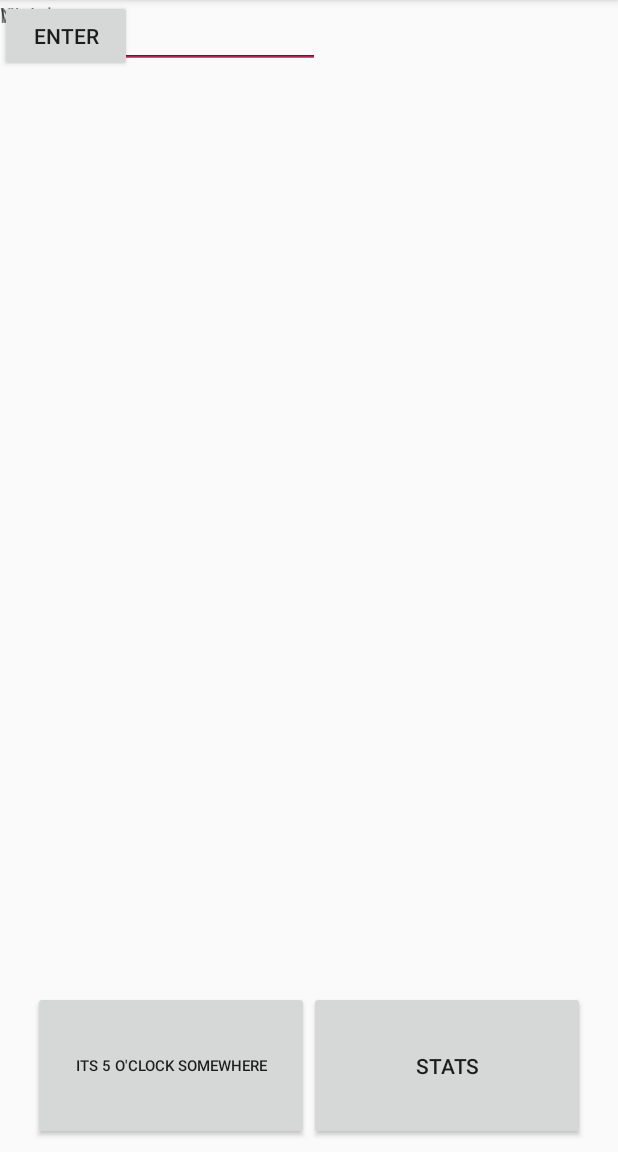
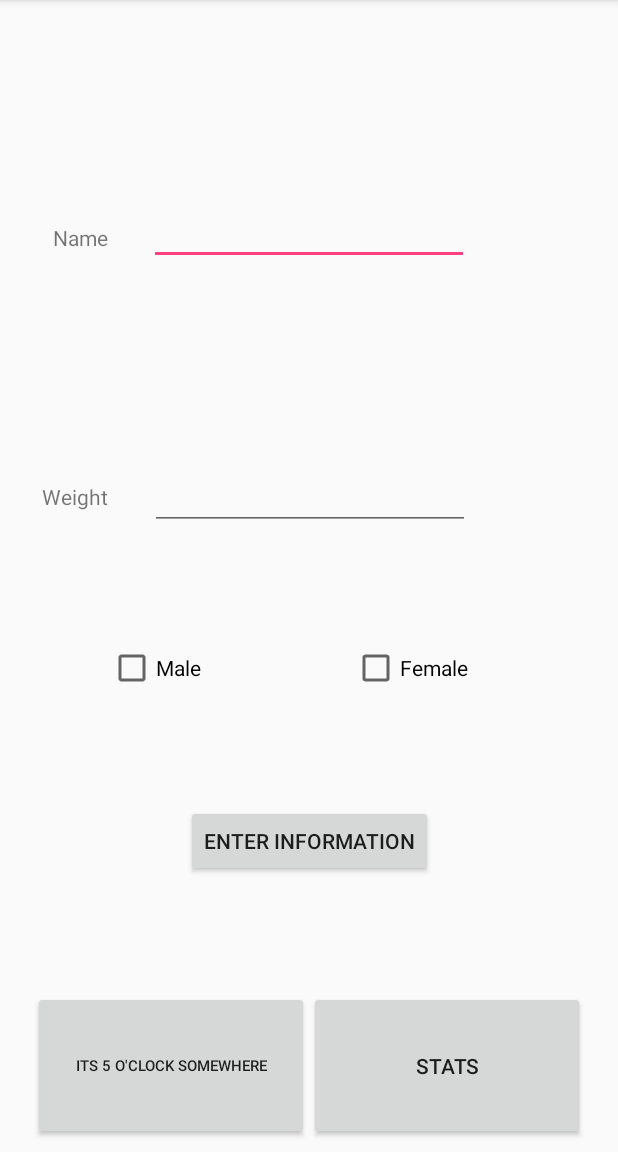
Before and after one commit to ryanszczecinski/Beer_Me, an Android app: the screen it shows after launch (MainActivity), on a phone screen of 412 x 824 dp, the part 84-1236 px from its top. Run offline under Robolectric (Android 15) with nearby library versions, the phone set to English and light mode, and no system bars.

Commit message:
acticity main

```diff
--- a/app/src/main/java/com/beerme/beer_me/MainActivity.java
+++ b/app/src/main/java/com/beerme/beer_me/MainActivity.java
@@ -8,11 +8,21 @@ import android.support.v7.app.AppCompatActivity;
 import android.view.MenuItem;
 import android.view.View;
 import android.widget.Button;
+import android.widget.CheckBox;
+import android.widget.EditText;
 import android.widget.TextView;
 
 public class MainActivity extends AppCompatActivity {
 
     private TextView mTextMessage;
+
+    Button b;
+    EditText name;
+    EditText weight;
+    String nameString;
+    String weightString;
+    CheckBox checkBoxMale;
+    CheckBox checkBoxFemale;
 
     private BottomNavigationView.OnNavigationItemSelectedListener mOnNavigationItemSelectedListener
             = new BottomNavigationView.OnNavigationItemSelectedListener() {
@@ -39,8 +49,44 @@ public class MainActivity extends AppCompatActivity {
         super.onCreate(savedInstanceState);
         setContentView(R.layout.activity_main);
 
+        b = (Button) findViewById(R.id.enterButton);
+        name = (EditText) findViewById(R.id.editName);
+        weight = (EditText) findViewById(R.id.editWeight);
+
+        checkBoxMale = ((CheckBox) findViewById(R.id.checkBoxMale));
+        checkBoxFemale = ((CheckBox) findViewById(R.id.checkBoxFemale));
+
+        checkBoxMale.setOnClickListener(new View.OnClickListener() {
+            @Override
+            public void onClick(View view) {
+                checkBoxFemale.setChecked(false);
+            }
+        });
+
+        checkBoxFemale.setOnClickListener(new View.OnClickListener() {
+            @Override
+            public void onClick(View view) {
+                checkBoxMale.setChecked(false);
+            }
+        });
+
+
+
+        b.setOnClickListener(new View.OnClickListener() {
+            @Override
+            public void onClick(View view) {
+                nameString = name.getText().toString();
+                weightString = weight.getText().toString();
+                int weightInteger = Integer.parseInt(weightString);
+                drinking_class._weight = weightInteger;
+                boolean maleChecked = checkBoxMale.isChecked();
+                drinking_class._isMale = maleChecked;
+            }
+        });
+
 
         mTextMessage = (TextView) findViewById(R.id.message);
+
 
     }
     public void buttonOnClick(View v){
--- a/app/src/main/java/com/beerme/beer_me/drinking_class.java
+++ b/app/src/main/java/com/beerme/beer_me/drinking_class.java
@@ -5,6 +5,8 @@ import android.os.Bundle;
 import android.support.v7.app.AppCompatActivity;
 import android.view.View;
 import android.widget.Button;
+import android.widget.CheckBox;
+import android.widget.EditText;
 import android.widget.TextView;
 
 import java.text.DecimalFormat;
@@ -22,12 +24,13 @@ public class drinking_class extends AppCompatActivity {
     TextView _timer;
     int _sec;
     double _currentBAC;
-    boolean _isMale=true;
-    double _weight=200;
+    static boolean _isMale;
+    static double _weight;
     int _min;
     boolean _started = false;
     int _hours;
     Timer _t;
+
 
     @Override
     protected void onCreate(Bundle savedInstanceState) {
@@ -39,12 +42,6 @@ public class drinking_class extends AppCompatActivity {
          _timer = (TextView) findViewById(R.id.textView2);
         View b = (Button) findViewById(R.id.button7);
         b.setVisibility(View.INVISIBLE);
-
-
-
-
-
-
 
 
     }
--- a/app/src/main/res/layout/activity_main.xml
+++ b/app/src/main/res/layout/activity_main.xml
@@ -9,6 +9,7 @@
     tools:context="com.beerme.beer_me.MainActivity">
 
     <LinearLayout
+        android:id="@+id/linearLayout3"
         android:layout_width="368dp"
         android:layout_height="99dp"
         android:layout_marginBottom="8dp"
@@ -18,7 +19,6 @@
         app:layout_constraintBottom_toBottomOf="parent"
         app:layout_constraintEnd_toEndOf="parent"
         app:layout_constraintStart_toStartOf="parent">
-
 
 
         <Button
@@ -38,61 +38,102 @@
     </LinearLayout>
 
     <Button
-        android:id="@+id/button"
+        android:id="@+id/enterButton"
         android:layout_width="wrap_content"
         android:layout_height="wrap_content"
-        android:text="Enter"
-        tools:layout_editor_absoluteX="136dp"
-        tools:layout_editor_absoluteY="276dp" />
+        android:layout_marginBottom="8dp"
+        android:layout_marginEnd="8dp"
+        android:layout_marginStart="8dp"
+        android:layout_marginTop="8dp"
+        android:text="Enter Information"
+        app:layout_constraintBottom_toBottomOf="parent"
+        app:layout_constraintEnd_toEndOf="parent"
+        app:layout_constraintStart_toStartOf="parent"
+        app:layout_constraintTop_toBottomOf="@+id/editWeight" />
 
     <EditText
-        android:id="@+id/editText"
+        android:id="@+id/editName"
         android:layout_width="wrap_content"
         android:layout_height="wrap_content"
+        android:layout_marginBottom="8dp"
+        android:layout_marginEnd="8dp"
+        android:layout_marginStart="8dp"
+        android:layout_marginTop="8dp"
         android:ems="10"
-        android:text="Name"
-        tools:layout_editor_absoluteX="72dp"
-        tools:layout_editor_absoluteY="61dp" />
+        android:inputType="textPersonName"
+        app:layout_constraintBottom_toTopOf="@+id/editWeight"
+        app:layout_constraintEnd_toEndOf="parent"
+        app:layout_constraintStart_toStartOf="parent"
+        app:layout_constraintTop_toTopOf="parent" />
 
     <TextView
-        android:id="@+id/inputName"
+        android:id="@+id/nameField"
         android:layout_width="wrap_content"
         android:layout_height="wrap_content"
+        android:layout_marginEnd="8dp"
+        android:layout_marginStart="16dp"
+        android:layout_marginTop="8dp"
         android:text="Name"
-        tools:layout_editor_absoluteX="24dp"
-        tools:layout_editor_absoluteY="76dp" />
+        app:layout_constraintBottom_toBottomOf="@+id/editName"
+        app:layout_constraintEnd_toStartOf="@+id/editName"
+        app:layout_constraintStart_toStartOf="parent"
+        app:layout_constraintTop_toTopOf="@+id/editName"
+        app:layout_constraintVertical_bias="0.526" />
 
     <TextView
-        android:id="@+id/textViewWeight"
+        android:id="@+id/weightField"
         android:layout_width="wrap_content"
         android:layout_height="wrap_content"
+        android:layout_marginBottom="8dp"
+        android:layout_marginEnd="8dp"
+        android:layout_marginStart="8dp"
+        android:layout_marginTop="8dp"
         android:text="Weight"
-        tools:layout_editor_absoluteX="16dp"
-        tools:layout_editor_absoluteY="151dp" />
+        app:layout_constraintBottom_toBottomOf="@+id/editWeight"
+        app:layout_constraintEnd_toStartOf="@+id/editWeight"
+        app:layout_constraintStart_toStartOf="parent"
+        app:layout_constraintTop_toTopOf="@+id/editWeight" />
 
     <EditText
-        android:id="@+id/inputWeight"
+        android:id="@+id/editWeight"
         android:layout_width="wrap_content"
         android:layout_height="wrap_content"
+        android:layout_marginBottom="8dp"
+        android:layout_marginEnd="8dp"
+        android:layout_marginStart="8dp"
+        android:layout_marginTop="8dp"
         android:ems="10"
         android:inputType="textPersonName"
-        tools:layout_editor_absoluteX="72dp"
-        tools:layout_editor_absoluteY="138dp" />
+        app:layout_constraintBottom_toTopOf="@+id/linearLayout3"
+        app:layout_constraintEnd_toEndOf="parent"
+        app:layout_constraintHorizontal_bias="0.503"
+        app:layout_constraintStart_toStartOf="parent"
+        app:layout_constraintTop_toTopOf="parent" />
 
     <CheckBox
         android:id="@+id/checkBoxMale"
         android:layout_width="wrap_content"
         android:layout_height="wrap_content"
+        android:layout_marginBottom="8dp"
+        android:layout_marginStart="72dp"
+        android:layout_marginTop="8dp"
         android:text="Male"
-        tools:layout_editor_absoluteX="86dp"
-        tools:layout_editor_absoluteY="216dp" />
+        app:layout_constraintBottom_toTopOf="@+id/enterButton"
+        app:layout_constraintStart_toStartOf="parent"
+        app:layout_constraintTop_toBottomOf="@+id/editWeight" />
 
     <CheckBox
         android:id="@+id/checkBoxFemale"
         android:layout_width="wrap_content"
         android:layout_height="wrap_content"
+        android:layout_marginBottom="8dp"
+        android:layout_marginEnd="8dp"
+        android:layout_marginStart="8dp"
+        android:layout_marginTop="8dp"
         android:text="Female"
-        tools:layout_editor_absoluteX="184dp"
-        tools:layout_editor_absoluteY="216dp" />
+        app:layout_constraintBottom_toTopOf="@+id/enterButton"
+        app:layout_constraintEnd_toEndOf="parent"
+        app:layout_constraintStart_toEndOf="@+id/checkBoxMale"
+        app:layout_constraintTop_toBottomOf="@+id/editWeight" />
 
 </android.support.constraint.ConstraintLayout>
```
